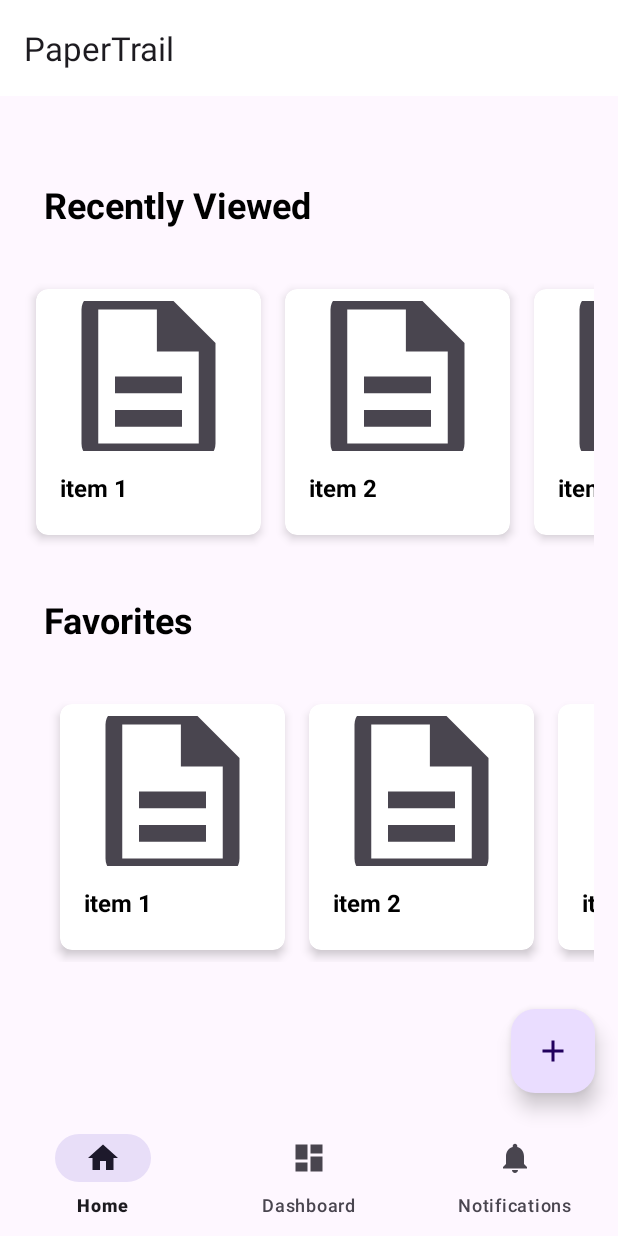
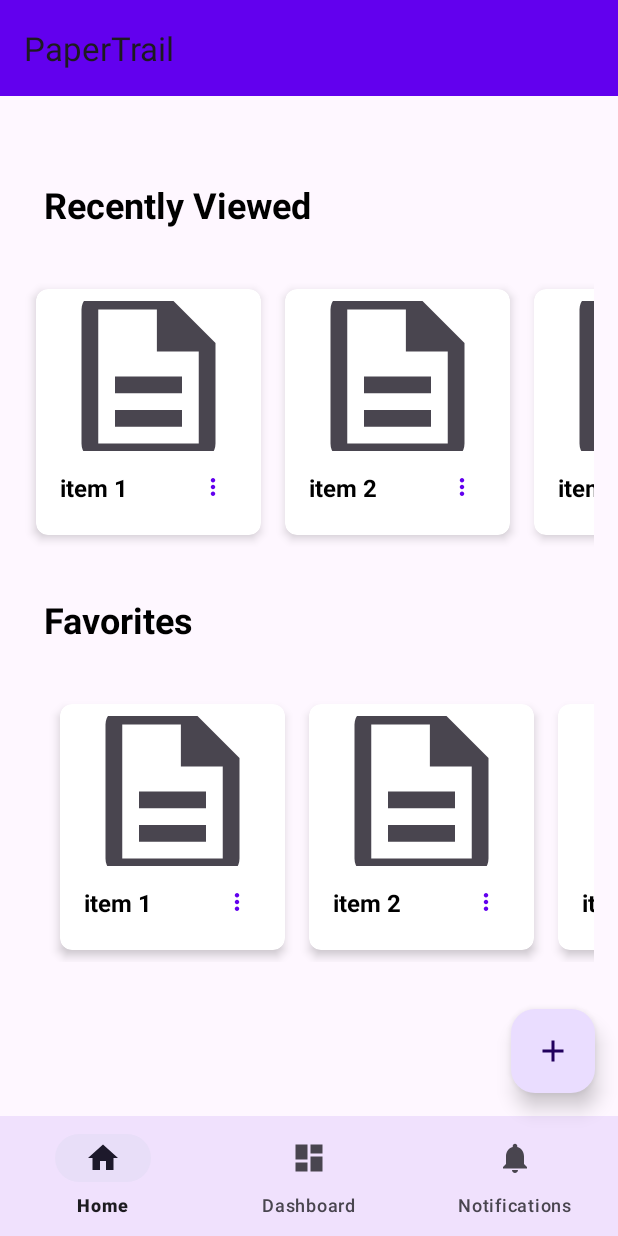
Before and after one commit to FallAPI/PaperTrail-App, an Android app: the screen it shows after launch (MainActivity), on a phone screen of 412 x 824 dp. Run offline under Robolectric (Android 15) with nearby library versions, the light colour scheme and no system bars; our stand-ins replace navigation-ui.

Commit message:
fix: Fix "invisible" buttons by set primary color to design_primary

```diff
--- a/app/src/main/res/values/themes.xml
+++ b/app/src/main/res/values/themes.xml
@@ -2,7 +2,7 @@
     <!-- Base application theme. -->
     <style name="Theme.PaperTrail" parent="Theme.Material3.Light.NoActionBar">
         <!-- Primary brand color. -->
-        <item name="colorPrimary">@color/design_default_color_surface</item>
+        <item name="colorPrimary">@color/design_default_color_primary</item>
         <item name="colorPrimaryVariant">@color/design_default_color_primary_variant</item>
         <item name="colorOnPrimary">@color/design_default_color_on_primary</item>
         <!-- Secondary brand color. -->
```
